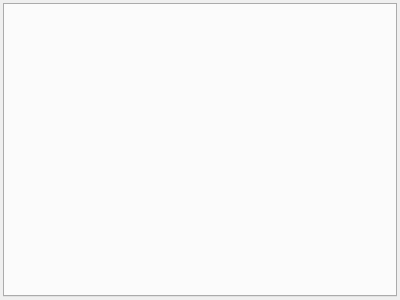
Qt form source/robot-control/gui/RobotsWidget.ui (assisi/CATS2) before a commit.
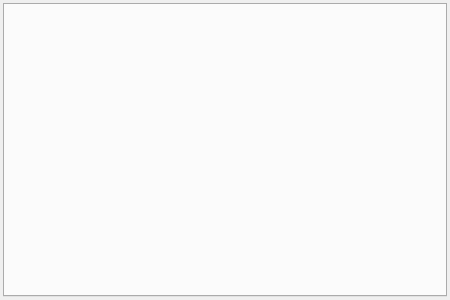
The same form after that commit.

Patch:
```diff
--- a/source/robot-control/gui/RobotsWidget.ui
+++ b/source/robot-control/gui/RobotsWidget.ui
@@ -6,7 +6,7 @@
    <rect>
     <x>0</x>
     <y>0</y>
-    <width>400</width>
+    <width>450</width>
     <height>300</height>
    </rect>
   </property>
```
